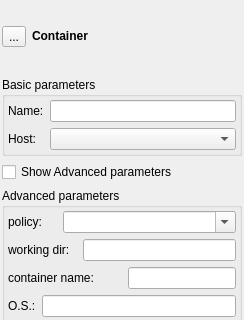
Before: the Qt Designer form src/genericgui/FormContainer.ui in SalomePlatform/yacs, drawn with Qt 5; both pictures show x 0 to 244 and y 0 to 320 of the 244 by 578 pixel window.
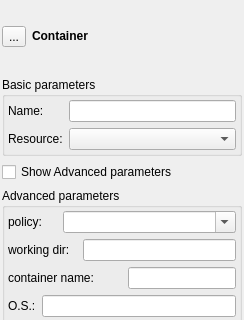
After: the same form once the commit is applied.

```diff
--- a/src/genericgui/FormContainer.ui
+++ b/src/genericgui/FormContainer.ui
@@ -100,7 +100,7 @@
          <item row="1" column="0">
           <widget class="QLabel" name="label_4">
            <property name="text">
-            <string>Host:</string>
+            <string>Resource:</string>
            </property>
           </widget>
          </item>
```
Left out of the diff: 4 changed lines with no effect on the pictures.
